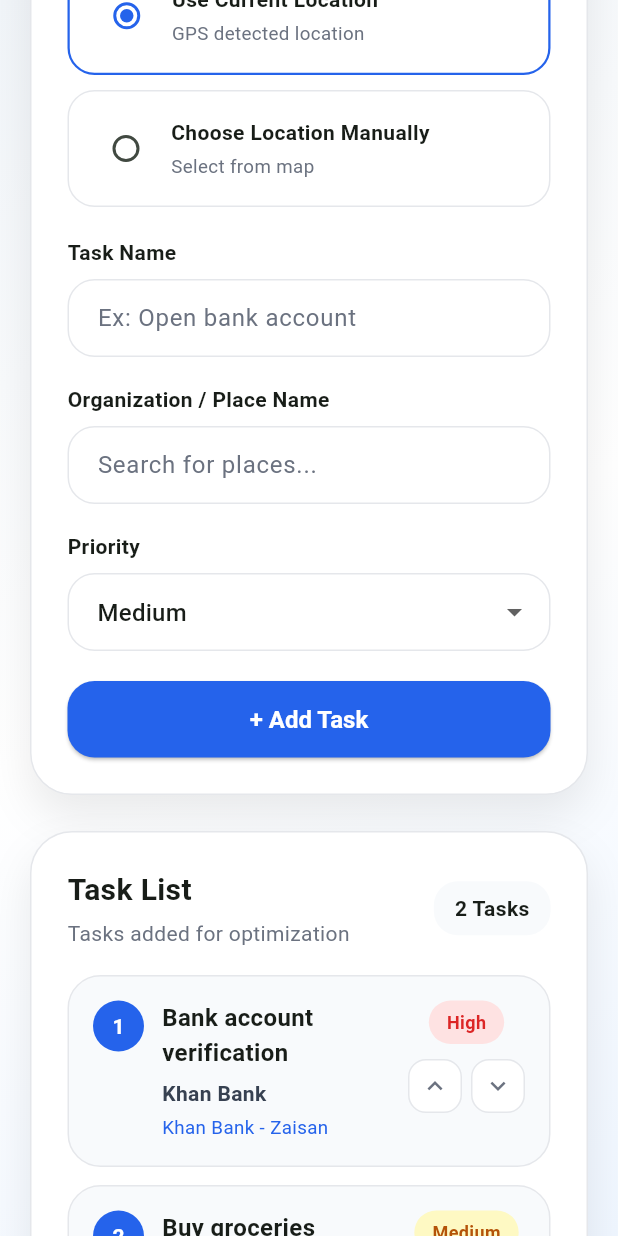
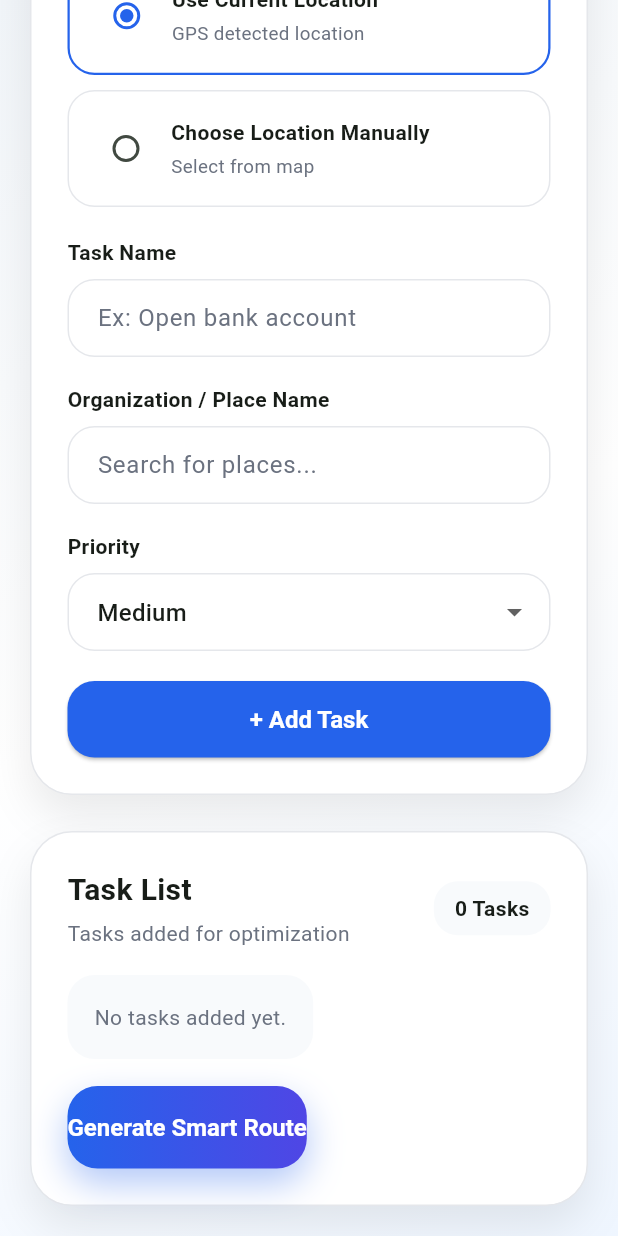
Before and after one commit to bilguun218/-accessplan-ub-hackathon, a Flutter app: the AddTaskScreen screen opened by its route, scrolled down 233 dp, on a phone screen of 412 x 824 dp. Run offline on Flutter 3.47's test engine with Material 3 defaults, Android fonts, the phone set to English and light mode, and no system bars; our stand-ins replace dio, flutter_secure_storage, geolocator, go_router, google_maps_flutter, permission_handler; missing offline and left inert: flutter_polyline_points; accounts and stored records are empty.

Commit message:
herggu mock ustgav

```diff
--- a/lib/features/tasks/presentation/screens/add_task_screen.dart
+++ b/lib/features/tasks/presentation/screens/add_task_screen.dart
@@ -65,22 +65,7 @@ class _AddTaskScreenState extends State<AddTaskScreen> {
   PlaceDetailModel? _selectedStartLocation;
   String? _currentLocationText;
 
-  final List<_TaskItem> _tasks = [
-    const _TaskItem(
-      id: 1,
-      taskName: 'Bank account verification',
-      organization: 'Khan Bank',
-      selectedBranch: 'Khan Bank - Zaisan',
-      priority: TaskPriority.high,
-    ),
-    const _TaskItem(
-      id: 2,
-      taskName: 'Buy groceries',
-      organization: 'Emart',
-      selectedBranch: 'Emart - Khan-Uul',
-      priority: TaskPriority.medium,
-    ),
-  ];
+  final List<_TaskItem> _tasks = [];
 
   static const _organizationOptions = ['Khan Bank', 'Emart', 'CU'];
 
@@ -802,7 +787,10 @@ class _AddTaskScreenState extends State<AddTaskScreen> {
                       'Task List',
                       maxLines: 1,
                       overflow: TextOverflow.ellipsis,
-                      style: TextStyle(fontSize: 20, fontWeight: FontWeight.w700),
+                      style: TextStyle(
+                        fontSize: 20,
+                        fontWeight: FontWeight.w700,
+                      ),
                     ),
                     SizedBox(height: 4),
                     Text(
```
